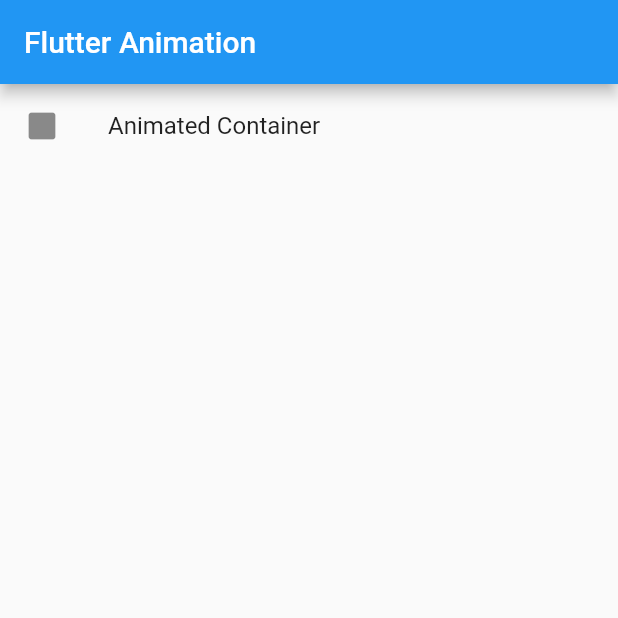
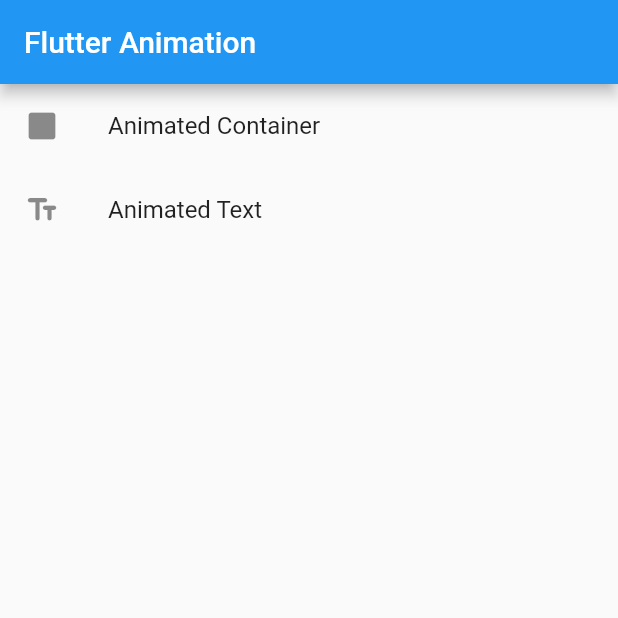
Before and after one commit to ima0112/flutter_animated, a Flutter app: the screen it shows after launch, on a phone screen of 412 x 824 dp, the top half of it. Run offline on Flutter 3.47's test engine with Material 2 defaults, Android fonts, the phone set to English and light mode, and no system bars; our stand-ins replace animated_text_kit, go_router; generated files the repository leaves out were written again.

Commit message:
Agregando el animated text page al route de la app

```diff
--- a/lib/src/pages/home_page.dart
+++ b/lib/src/pages/home_page.dart
@@ -19,7 +19,14 @@ class HomePage extends StatelessWidget {
             onTap: () {
               context.goNamed(MyRoutes.sample1.name);
             },
-          )
+          ),
+          ListTile(
+            leading: const Icon(Icons.text_fields_rounded),
+            title: const Text('Animated Text'),
+            onTap: () {
+              context.goNamed(MyRoutes.sample2.name);
+            },
+          ),
         ],
       ),
     );
--- a/lib/src/router/router.dart
+++ b/lib/src/router/router.dart
@@ -4,7 +4,9 @@ import 'package:go_router/go_router.dart';
 
 import 'package:flutter_animation/src/pages/home_page.dart';
 
-enum MyRoutes { home, sample1 }
+import '../pages/animated_text/animated_text.dart';
+
+enum MyRoutes { home, sample1, sample2 }
 
 class AppRoute {
   static GoRouter get routes => _routes;
@@ -18,6 +20,7 @@ class AppRoute {
 
   static const String _home = '/home';
   static const String _sample1 = 'sample1';
+  static const String _sample2 = 'sample2';
 
   static final _routes = GoRouter(
     navigatorKey: _rootNavigatorKey,
@@ -36,6 +39,11 @@ class AppRoute {
             name: MyRoutes.sample1.name,
             builder: (context, state) => const AnimatedContainerPage(),
           ),
+          GoRoute(
+            path: _sample2,
+            name: MyRoutes.sample2.name,
+            builder: (context, state) => const AnimatedTextPage(),
+          ),
         ],
       ),
     ],
```
